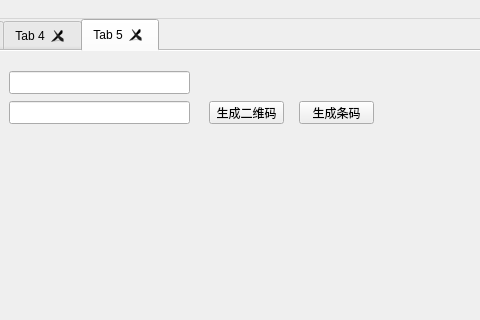
This is mainwindow.ui in ainiaa/QTBarcode as Qt 5 draws it before an edit; both pictures show x 231 to 711 and y 0 to 320 of the 711 by 525 pixel window. The edited form follows.
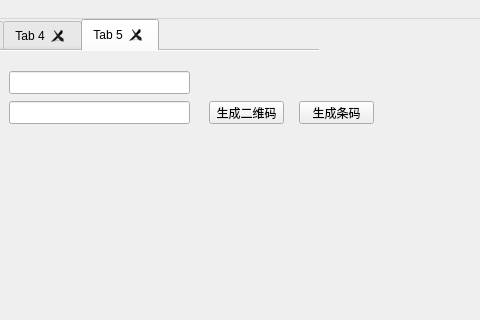
This is the edited form.

Commit message: 修改样式

Diff of the .ui file:
```diff
--- a/mainwindow.ui
+++ b/mainwindow.ui
@@ -10,9 +10,29 @@
     <height>525</height>
    </rect>
   </property>
+  <property name="sizePolicy">
+   <sizepolicy hsizetype="Fixed" vsizetype="Fixed">
+    <horstretch>0</horstretch>
+    <verstretch>0</verstretch>
+   </sizepolicy>
+  </property>
+  <property name="font">
+   <font>
+    <family>Microsoft YaHei UI</family>
+   </font>
+  </property>
   <property name="windowTitle">
    <string>条码/二维码生成工具</string>
   </property>
+  <property name="documentMode">
+   <bool>true</bool>
+  </property>
+  <property name="tabShape">
+   <enum>QTabWidget::Rounded</enum>
+  </property>
+  <property name="dockOptions">
+   <set>QMainWindow::AllowTabbedDocks|QMainWindow::AnimatedDocks</set>
+  </property>
   <widget class="QWidget" name="centralWidget">
    <widget class="QTabWidget" name="tabWidget">
     <property name="geometry">
@@ -23,6 +43,12 @@
       <height>481</height>
      </rect>
     </property>
+    <property name="sizePolicy">
+     <sizepolicy hsizetype="Preferred" vsizetype="Preferred">
+      <horstretch>0</horstretch>
+      <verstretch>0</verstretch>
+     </sizepolicy>
+    </property>
     <property name="focusPolicy">
      <enum>Qt::NoFocus</enum>
     </property>
@@ -30,7 +56,8 @@
      <bool>true</bool>
     </property>
     <property name="styleSheet">
-     <string notr="true">QTabBar::tab{min-width:30ex; min-height:15ex;QTabBar::tab{width:600ex}}</string>
+     <string notr="true">QTabBar::tab{min-width:30ex; min-height:15ex;}
+QTabWidget::tab-bar{alignment:center;width:550px;}</string>
     </property>
     <property name="currentIndex">
      <number>4</number>
```
The commit also changes 1 other file.
